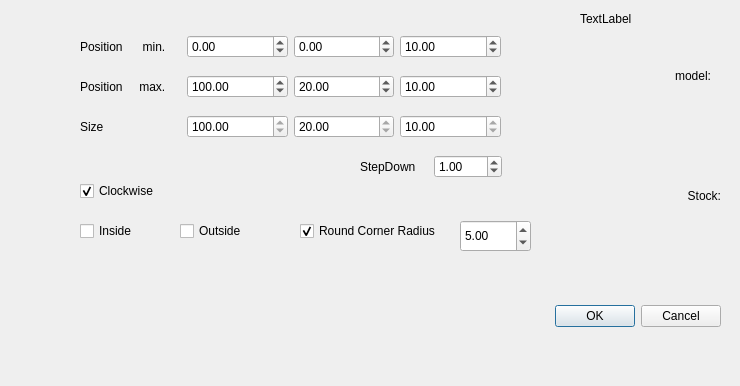
Before: the Qt Designer form src/Gui/rectcutdialog.ui in fredrickojackson/CppCAM, drawn with Qt 5.
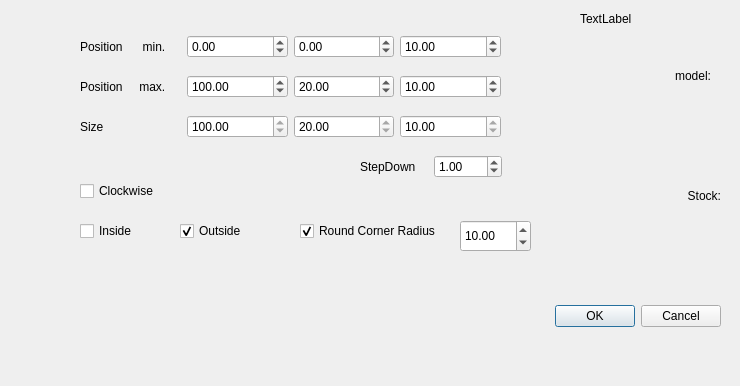
After: the same form once the commit is applied.

Commit message: rectangular cutout big fixes

Diff of the .ui file:
```diff
--- a/src/Gui/rectcutdialog.ui
+++ b/src/Gui/rectcutdialog.ui
@@ -284,7 +284,7 @@
     </rect>
    </property>
    <property name="value">
-    <double>5.000000000000000</double>
+    <double>10.000000000000000</double>
    </property>
   </widget>
   <widget class="QLabel" name="lblCutterInf">
@@ -313,7 +313,7 @@
     <string>Clockwise</string>
    </property>
    <property name="checked">
-    <bool>true</bool>
+    <bool>false</bool>
    </property>
   </widget>
   <widget class="QCheckBox" name="cbInside">
@@ -345,7 +345,7 @@
     <string>Outside</string>
    </property>
    <property name="checked">
-    <bool>false</bool>
+    <bool>true</bool>
    </property>
   </widget>
  </widget>
```
The commit also changes 1 other file.
